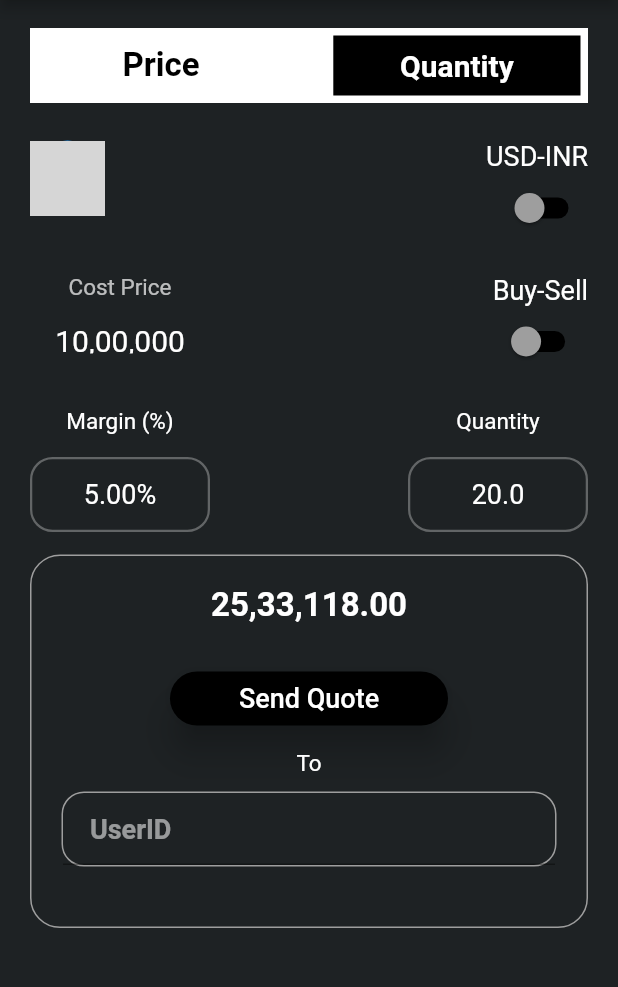
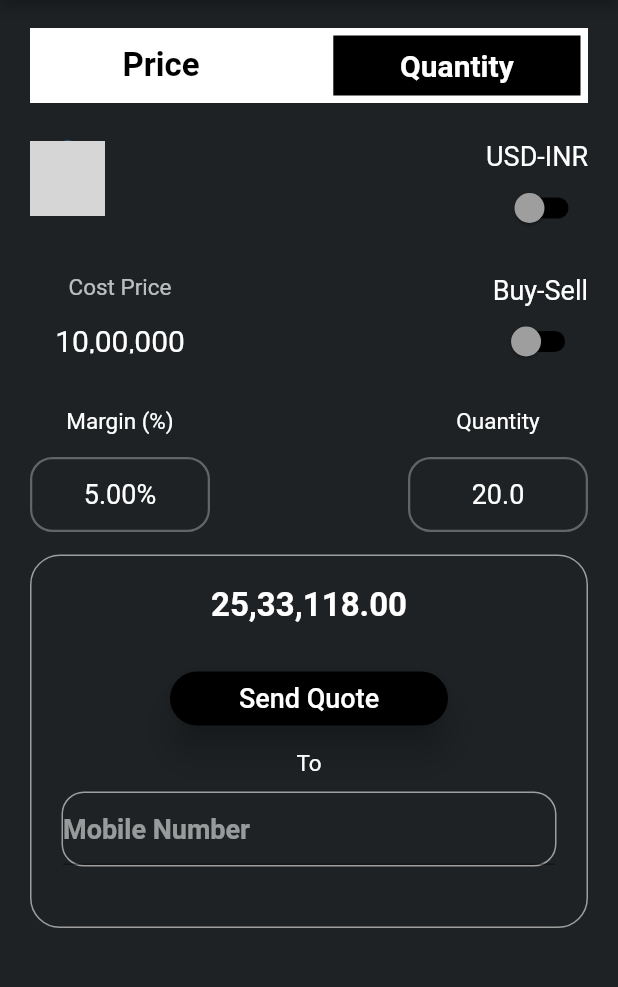
Before and after one commit to dhruvd0/cvault, a Flutter app: the Quote screen opened directly, on a phone screen of 412 x 824 dp, the part 86-1073 px from its top. Run offline on Flutter 3.47's test engine with Material 2 defaults, Android fonts, the phone set to English and light mode, and no system bars; our stand-ins replace bloc, device_preview, equatable, firebase_auth, firebase_core, flutter_bloc and 4 more; accounts and stored records are empty; network calls fail; grey boxes are pictures that could not be loaded.

```diff
--- a/lib/Screens/Setting.dart
+++ b/lib/Screens/Setting.dart
@@ -130,7 +130,7 @@ class _SettingsState extends State<Settings> {
                                                 BlocProvider.of<HomeCubit>(
                                                   context,
                                                   listen: false,
-                                                ).changeRcptey(value);
+                                                ).changeCryptoKey(value);
                                               }
                                             },
                                           ),
--- a/lib/Screens/home/widgets/dashboard_page.dart
+++ b/lib/Screens/home/widgets/dashboard_page.dart
@@ -20,7 +20,7 @@ class DashboardPage extends StatefulWidget {
 }
 
 class _DashboardPageState extends State<DashboardPage> {
-  bool toggle = false;
+  bool toggle = true;
 
   @override
   void initState() {
--- a/lib/Screens/quote.dart
+++ b/lib/Screens/quote.dart
@@ -340,7 +340,8 @@ class _QuoteState extends State<Quote> {
                 const SizedBox(
                   height: 10,
                 ),
-                Container(
+                Center(
+                  child: Container(
                       decoration: BoxDecoration(
                           borderRadius: BorderRadius.circular(15),
                           border: Border.all(color: Colors.grey, width: 1)),
@@ -348,12 +349,13 @@ class _QuoteState extends State<Quote> {
                         style: const TextStyle(color: Colors.white, fontSize: 18),
                         autovalidateMode: AutovalidateMode.always,
                         decoration: const InputDecoration(
-                          hintText: '    UserID',
+                            hintText: 'Mobile Number',
                             hintStyle: TextStyle(
                                 color: Colors.white54,
                                 fontSize: 18,
                                 fontWeight: FontWeight.w600)),
                       )),
+                ),
                 const SizedBox(
                   height: 20,
                 )
--- a/pubspec.yaml
+++ b/pubspec.yaml
@@ -49,6 +49,7 @@ dependencies:
   otp_text_field: ^1.1.1
   shared_preferences: ^2.0.15
   simple_animations: ^1.3.3
+  web_socket_channel: ^2.2.0
 
 dev_dependencies:
   dart_code_metrics: ^4.15.2
```
Also changed, not shown: lib/Screens/home/bloc/cubit/home_cubit.dart (+40 -1 lines). Lines whose indentation alone changed are shown as unchanged.
